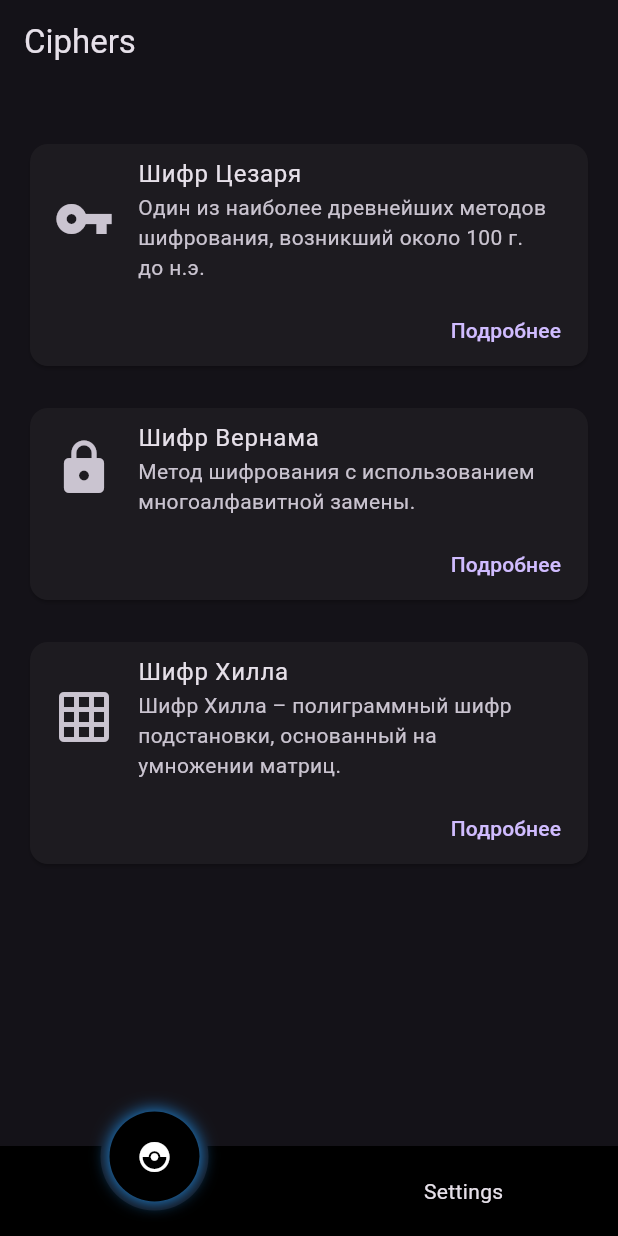
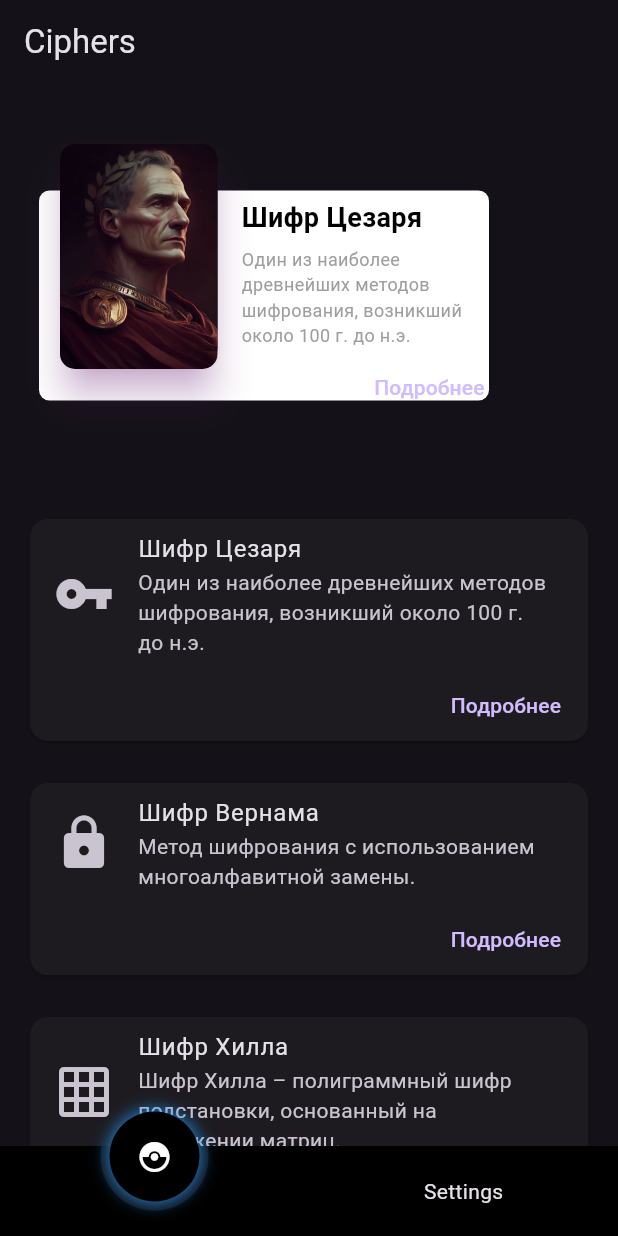
Before and after one commit to TheMusoftware/EncryptEd, a Flutter app: the screen it shows after launch, after a tap on "Get Started", on a phone screen of 412 x 824 dp. Run offline on Flutter 3.47's test engine with Material 3 defaults, Android fonts, the light colour scheme and no system bars; drawn by our look-alikes of circle_nav_bar.

Commit message:
updated ciphers page

```diff
--- a/lib/screens/ciphers.dart
+++ b/lib/screens/ciphers.dart
@@ -2,7 +2,6 @@ import 'package:flutter/material.dart';
 import 'package:encrypt_ed/screens/caesar_cipher.dart';
 import 'package:encrypt_ed/screens/vernam_cipher.dart';
 import 'package:encrypt_ed/screens/hill_cipher.dart';
-
 
 class Ciphers extends StatelessWidget {
   const Ciphers({super.key});
@@ -33,7 +32,100 @@ class CardExample extends StatelessWidget {
         padding: const EdgeInsets.all(16.0),
         child: Column(
           children: [
-            SizedBox(height: 20),
+            const SizedBox(height: 20),
+            Container(
+              height: 250,  // Increased height to allow more space
+              child: Stack(
+                children: [
+                  Positioned(
+                    top: 35,
+                    left: 10,
+                    child: Material(
+                      child: Container(
+                        height: 140,
+                        width: 300,
+                        decoration: BoxDecoration(
+                          color: Colors.white,
+                          borderRadius: BorderRadius.circular(7.0),
+                        ),
+                      ),
+                    ),
+                  ),
+                  Positioned(
+                    top: 0,
+                    left: 20,
+                    child: Card(
+                      elevation: 10.0,
+                      shadowColor: Colors.purple.withOpacity(0.6),
+                      shape: RoundedRectangleBorder(
+                        borderRadius: BorderRadius.circular(15.0),
+                      ),
+                      child: Container(
+                        height: 150,
+                        width: 105,
+                        decoration: BoxDecoration(
+                          borderRadius: BorderRadius.circular(10.0),
+                          image: const DecorationImage(
+                            image: AssetImage("assets/caesar.jpg"),
+                            fit: BoxFit.cover,
+                          ),
+                        ),
+                      ),
+                    ),
+                  ),
+                  Positioned(
+                    top: 40,
+                    left: 145, // Positioning the text next to the image
+                    child: Container(
+                      height: 150,
+                      width: 180,
+                      child: Column(
+                        crossAxisAlignment: CrossAxisAlignment.start,
+                        children: [
+                          Text(
+                            "Шифр Цезаря",
+                            style: TextStyle(
+                              fontSize: 18, // Larger size for the title
+                              color: Colors.black,
+                              fontWeight: FontWeight.bold,
+                            ),
+                          ),
+                          const SizedBox(height: 6),
+                          Text(
+                            "Один из наиболее древнейших методов шифрования, возникший около 100 г. до н.э.",
+                            style: TextStyle(
+                              fontSize: 12, // Smaller size for the description
+                              color: Colors.grey,
+                              fontWeight: FontWeight.normal,
+                            ),
+                          ),
+                          const SizedBox(height: 1),
+                          Row(
+                            mainAxisAlignment: MainAxisAlignment.end,
+                            children: [
+                              Padding(
+                                padding: const EdgeInsets.only(top: 1.0),  // Adjust the value to raise or lower the button
+                                child: TextButton(
+                                  onPressed: () {
+                                    // Navigate to the CaesarCipherScreen when the button is pressed
+                                    _navigateToDetails(context, const CaesarCipherScreen());
+                                  },
+                                  child: const Text('Подробнее'),
+                                ),
+                              ),
+                              const SizedBox(width: 6),
+                            ],
+                          )
+
+
+                        ],
+                      ),
+                    ),
+                  ),
+                ],
+              ),
+            ),
+
             CipherCard(
               icon: Icons.vpn_key,
               title: 'Шифр Цезаря',
@@ -41,7 +133,7 @@ class CardExample extends StatelessWidget {
               'Один из наиболее древнейших методов шифрования, возникший около 100 г. до н.э.',
               onTap: () => _navigateToDetails(context, const CaesarCipherScreen()),
             ),
-            SizedBox(height: 20),
+            const SizedBox(height: 20),
             CipherCard(
               icon: Icons.lock,
               title: 'Шифр Вернама',
@@ -49,15 +141,19 @@ class CardExample extends StatelessWidget {
               'Метод шифрования с использованием многоалфавитной замены.',
               onTap: () => _navigateToDetails(context, const VernamCipherScreen()),
             ),
-            SizedBox(height: 20),
+            const SizedBox(height: 20),
             CipherCard(
               icon: Icons.grid_on,
               title: 'Шифр Хилла',
-              description: 'Шифр Хилла – полиграммный шифр подстановки, основанный на умножении матриц.',
+              description:
+              'Шифр Хилла – полиграммный шифр подстановки, основанный на умножении матриц.',
               onTap: () => _navigateToDetails(context, const HillCipherScreen()),
+            ),
+            const SizedBox(height: 20),
 
-            ),
-            SizedBox(height: 20),
+            // New Container with Stack widget
+
+
 
           ],
         ),
```
